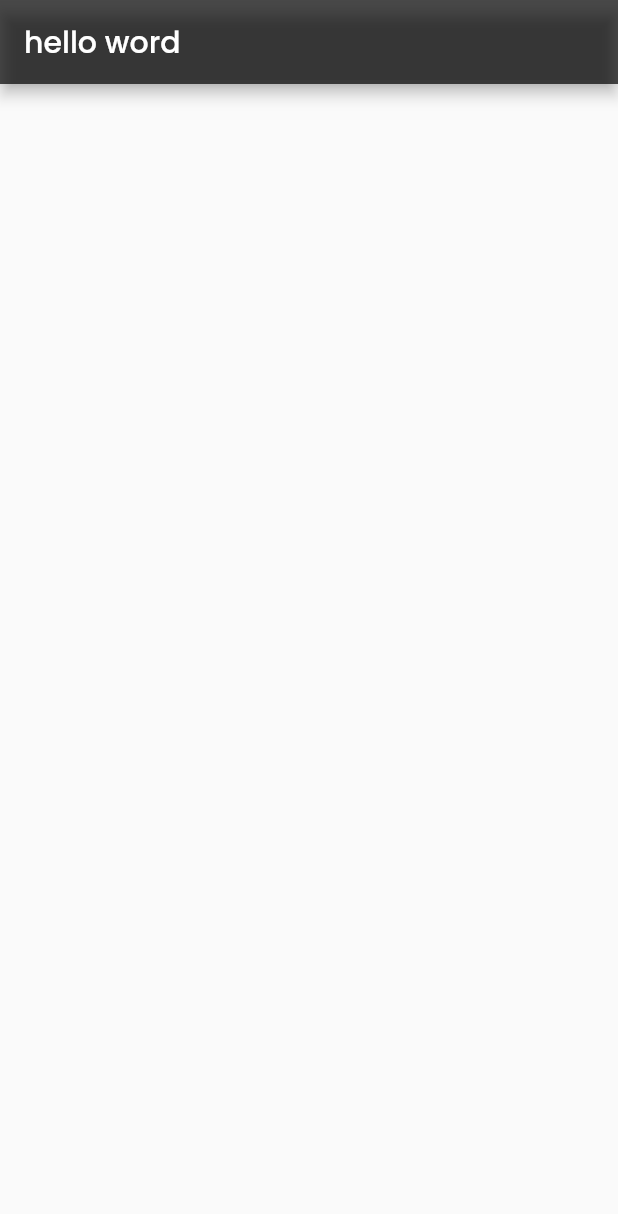
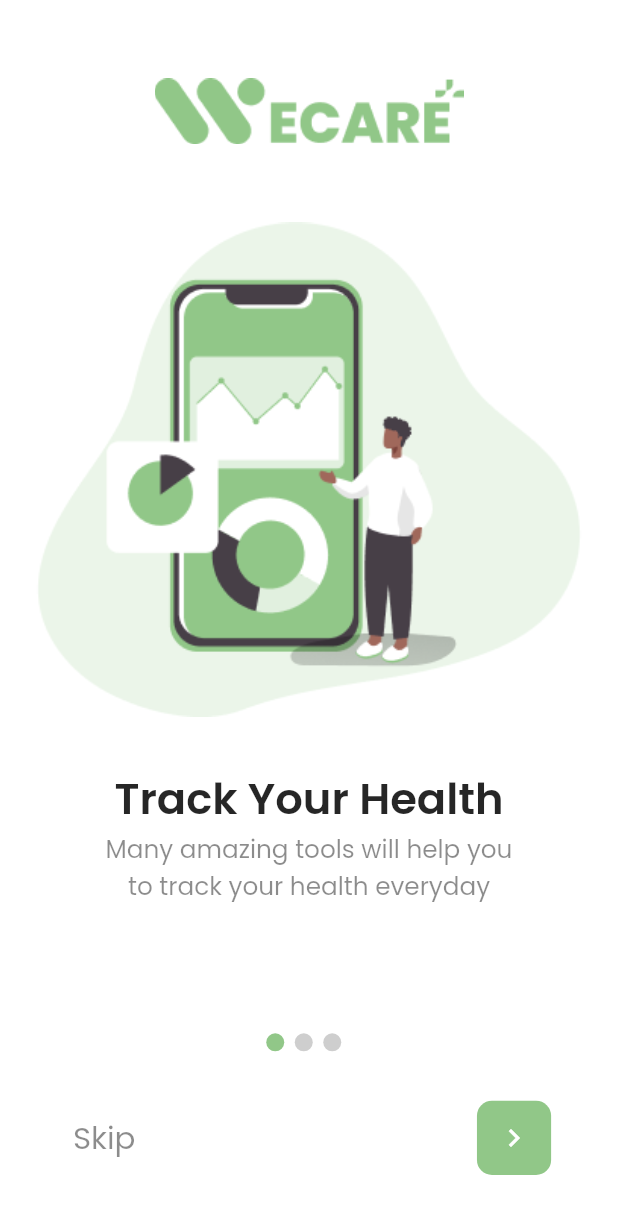
Before and after one commit to leductrung2310/WeCare, a Flutter app: the screen it shows after launch, on a phone screen of 412 x 824 dp. Shown: the top 1214 px of the screen. Run offline on Flutter 3.47's test engine with Material 2 defaults, Android fonts, the phone set to English and light mode, and no system bars; our stand-ins replace animated_splash_screen.

Commit message:
onboarding screen

```diff
--- a/lib/constants.dart
+++ b/lib/constants.dart
@@ -3,3 +3,35 @@ import 'package:flutter/material.dart';
 const primaryColor = Color(0xFF91c788);
 const accentColor = Color.fromRGBO(0, 0, 0, .7);
 const whiteColor = Colors.white;
+Color metalGreyColor = Colors.grey.withOpacity(0.5);
+
+class SizeConfig {
+  static MediaQueryData? _mediaQueryData;
+  static double? screenWidth;
+  static double? screenHeight;
+  static double? blockSizeH;
+  static double? blockSizeV;
+
+  void init(BuildContext context) {
+    _mediaQueryData = MediaQuery.of(context);
+    screenWidth = _mediaQueryData!.size.width;
+    screenHeight = _mediaQueryData!.size.height;
+    blockSizeH = screenWidth! / 100;
+    blockSizeV = screenHeight! / 100;
+  }
+}
+
+//Todo: Initialize text style for onboarding screen
+final oTitle = TextStyle(
+  fontFamily: 'Poppins',
+  fontSize: SizeConfig.blockSizeH! *7,
+  color: Colors.black.withOpacity(0.85),
+  fontWeight: FontWeight.w600,
+);
+
+final oSubtitle = TextStyle(
+  fontFamily: 'Poppins',
+  fontSize: SizeConfig.blockSizeH! *4,
+  color: Colors.black.withOpacity(0.45),
+  fontWeight: FontWeight.w400,
+);
--- a/lib/main.dart
+++ b/lib/main.dart
@@ -1,5 +1,7 @@
 import 'package:flutter/material.dart';
+
 import 'package:wecare_flutter/constants.dart';
+import 'package:wecare_flutter/screen/onboarding_screen/splash_screen.dart';
 
 void main() {
   runApp(const MyApp());
@@ -17,20 +19,20 @@ class MyApp extends StatelessWidget {
         fontFamily: "Poppins",
         primarySwatch: Colors.blue,
       ),
-      home: Home(),
+      home: const SplashScreen(),
     );
   }
 }
 
 class Home extends StatelessWidget {
-  const Home({ Key? key }) : super(key: key);
+  const Home({Key? key}) : super(key: key);
 
   @override
   Widget build(BuildContext context) {
     return Scaffold(
-      appBar: AppBar(
-        title: const Text("hello word"),
-        backgroundColor: accentColor,)
-    );
+        appBar: AppBar(
+      title: const Text("hello word"),
+      backgroundColor: accentColor,
+    ));
   }
 }
--- /dev/null
+++ b/lib/model/onboard_data.dart
@@ -0,0 +1,31 @@
+class Onboarding {
+  final String title;
+  final String subtitle;
+  final String image;
+
+  Onboarding({
+    required this.title,
+    required this.subtitle,
+    required this.image,
+  });
+}
+
+List<Onboarding> onboardingContents = [
+  Onboarding(
+    title: 'Track Your Health',
+    subtitle: 'Many amazing tools will help you\nto track your health everyday',
+    image: 'assets/images/onboarding/track_health.png',
+  ),
+  Onboarding(
+    title: 'Looking Food Properties',
+    subtitle:
+        'Browsing the properties of thousand\nfood from all over the world',
+    image: 'assets/images/onboarding/search_food.png',
+  ),
+  Onboarding(
+    title: 'Workout At Home',
+    subtitle:
+        'Maintaining good health should be\nthe primary focus of everyone',
+    image: 'assets/images/onboarding/workout.png',
+  ),
+];
--- /dev/null
+++ b/lib/screen/onboarding_screen/nav_button.dart
@@ -0,0 +1,31 @@
+import 'package:flutter/material.dart';
+
+import '../../constants.dart';
+
+class OnboardingNavBtn extends StatelessWidget {
+  const OnboardingNavBtn({Key? key, required this.onPressed}) : super(key: key);
+  final VoidCallback onPressed;
+
+  @override
+  Widget build(BuildContext context) {
+    return InkWell(
+      onTap: onPressed,
+      splashColor: accentColor.withOpacity(0.8),
+      borderRadius: BorderRadius.circular(5),
+      child: Container(
+        height: SizeConfig.blockSizeV! * 6,
+        width: SizeConfig.blockSizeV! * 6,
+        decoration: BoxDecoration(
+          borderRadius: BorderRadius.circular(10),
+          color: primaryColor,
+        ),
+        child: const Center(
+          child: Icon(
+            Icons.navigate_next,
+            color: Colors.white,
+          ),
+        ),
+      ),
+    );
+  }
+}
--- /dev/null
+++ b/lib/screen/onboarding_screen/nav_textbutton.dart
@@ -0,0 +1,32 @@
+import 'package:flutter/material.dart';
+
+import '../../constants.dart';
+
+class OnboardingNavTextBtn extends StatelessWidget {
+  const OnboardingNavTextBtn(
+      {Key? key, required this.text, required this.onPressed})
+      : super(key: key);
+  final String text;
+  final VoidCallback onPressed;
+
+  @override
+  Widget build(BuildContext context) {
+    return InkWell(
+      onTap: onPressed,
+      splashColor: accentColor.withOpacity(0.3),
+      borderRadius: BorderRadius.circular(4),
+      child: Padding(
+        padding: const EdgeInsets.all(4.0),
+        child: Text(
+          text,
+          style: TextStyle(
+            fontFamily: 'Poppins',
+            fontSize: SizeConfig.blockSizeH! * 5,
+            color: Colors.black.withOpacity(0.45),
+            fontWeight: FontWeight.w400,
+          ),
+        ),
+      ),
+    );
+  }
+}
--- /dev/null
+++ b/lib/screen/onboarding_screen/onboarding_screen.dart
@@ -0,0 +1,148 @@
+import 'package:flutter/material.dart';
+
+import 'package:wecare_flutter/constants.dart';
+import 'package:wecare_flutter/main.dart';
+import "package:wecare_flutter/model/onboard_data.dart";
+
+import 'custom_button.dart';
+import 'nav_button.dart';
+import 'nav_textbutton.dart';
+
+class OnBoardingPage extends StatefulWidget {
+  const OnBoardingPage({Key? key}) : super(key: key);
+
+  @override
+  _OnBoardingPageState createState() => _OnBoardingPageState();
+}
+
+class _OnBoardingPageState extends State<OnBoardingPage> {
+  int currentPage = 0;
+  final PageController _pageController = PageController(initialPage: 0);
+
+  AnimatedContainer dotIndicator(int index) {
+    return AnimatedContainer(
+      duration: const Duration(milliseconds: 400),
+      height: 12,
+      width: 12,
+      margin: const EdgeInsets.only(right: 7),
+      decoration: BoxDecoration(
+        shape: BoxShape.circle,
+        color: currentPage == index ? primaryColor : metalGreyColor,
+      ),
+    );
+  }
+
+  List<Widget> _dotIndicatorList() {
+    List<Widget> widgets = [];
+    for (int index = 0; index < onboardingContents.length; index++) {
+      widgets.add(dotIndicator(index));
+    }
+    return widgets;
+  }
+
+  @override
+  Widget build(BuildContext context) {
+    SizeConfig().init(context);
+    double sizeH = SizeConfig.blockSizeH!;
+    double sizeV = SizeConfig.blockSizeV!;
+
+    return Scaffold(
+      backgroundColor: whiteColor,
+      body: SafeArea(
+        child: Column(
+          children: [
+            SizedBox(height: sizeV * 6),
+            Image.asset(
+              'assets/images/logos/logo.png',
+              height: sizeV * 6,
+              width: sizeH * 50,
+            ),
+            SizedBox(height: sizeV * 6),
+            Expanded(
+              flex: 4,
+              child: PageView.builder(
+                controller: _pageController,
+                onPageChanged: (int value) {
+                  setState(() {
+                    currentPage = value;
+                  });
+                },
+                itemCount: onboardingContents.length,
+                itemBuilder: (context, index) => Column(
+                  children: [
+                    Image.asset(
+                      onboardingContents[index].image,
+                      height: sizeV * 40,
+                      fit: BoxFit.contain,
+                    ),
+                    SizedBox(height: sizeV * 4),
+                    Text(
+                      onboardingContents[index].title,
+                      style: oTitle,
+                      textAlign: TextAlign.center,
+                    ),
+                    Text(
+                      onboardingContents[index].subtitle,
+                      style: oSubtitle,
+                      textAlign: TextAlign.center,
+                    ),
+                    SizedBox(height: sizeV * 4),
+                  ],
+                ),
+              ),
+            ),
+            Expanded(
+              flex: 1,
+              child: currentPage == onboardingContents.length - 1
+                  ? CustomBtn(
+                      name: 'Let\'s go',
+                      onPressed: () {
+                        //Navigator.pushNamed(context, '/signup_screen');
+                        Navigator.push(
+                          context,
+                          MaterialPageRoute(
+                            builder: (context) => const Home(),
+                          ),
+                        );
+                      },
+                    )
+                  : Column(
+                      children: [
+                        Row(
+                          mainAxisAlignment: MainAxisAlignment.center,
+                          crossAxisAlignment: CrossAxisAlignment.start,
+                          children: _dotIndicatorList(),
+                        ),
+                        SizedBox(height: sizeV * 4),
+                        Row(
+                          mainAxisAlignment: MainAxisAlignment.spaceAround,
+                          children: [
+                            OnboardingNavTextBtn(
+                              text: 'Skip',
+                              onPressed: () {
+                                currentPage = onboardingContents.length - 1;
+                                _pageController.animateToPage(
+                                  currentPage,
+                                  duration: const Duration(milliseconds: 400),
+                                  curve: Curves.bounceInOut,
+                                );
+                              },
+                            ),
+                            SizedBox(width: sizeH * 11),
+                            OnboardingNavBtn(onPressed: () {
+                              _pageController.nextPage(
+                                duration: const Duration(milliseconds: 400),
+                                curve: Curves.easeInOut,
+                              );
+                            })
+                          ],
+                        ),
+                      ],
+                    ),
+            )
+          ],
+        ),
+      ),
+    );
+  }
+}
--- a/pubspec.yaml
+++ b/pubspec.yaml
@@ -34,6 +34,8 @@ dependencies:
   # The following adds the Cupertino Icons font to your application.
   # Use with the CupertinoIcons class for iOS style icons.
   cupertino_icons: ^1.0.2
+  animated_splash_screen: ^1.1.0
+  introduction_screen: ^2.1.0
 
 dev_dependencies:
   flutter_test:
@@ -60,7 +62,8 @@ flutter:
   # To add assets to your application, add an assets section, like this:
   assets:
     - assets/icons/
-    - assets/images/
+    - assets/images/logos/
+    - assets/images/onboarding/
 
   # An image asset can refer to one or more resolution-specific "variants", see
   # https://flutter.dev/assets-and-images/#resolution-aware.
```
Also changed, not shown: lib/screen/onboarding_screen/custom_button.dart (added, +51 -0 lines), lib/screen/onboarding_screen/splash_screen.dart (added, +24 -0 lines), assets/images/logos/logo.png (renamed from assets/images/logo.png), assets/images/logos/logo1.png (renamed from assets/images/logo1.png), assets/images/logos/vector.png (added), assets/images/onboarding/search_food.png (added), assets/images/onboarding/track_health.png (added), assets/images/onboarding/workout.png (added), pubspec.lock, 7 other files.
